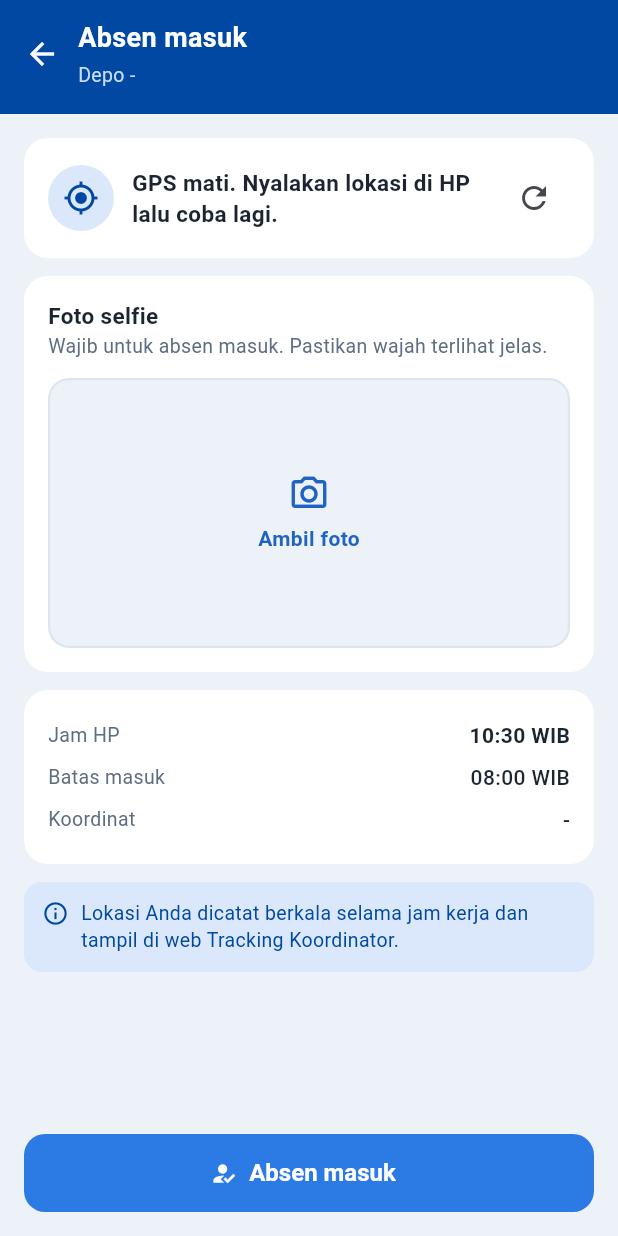
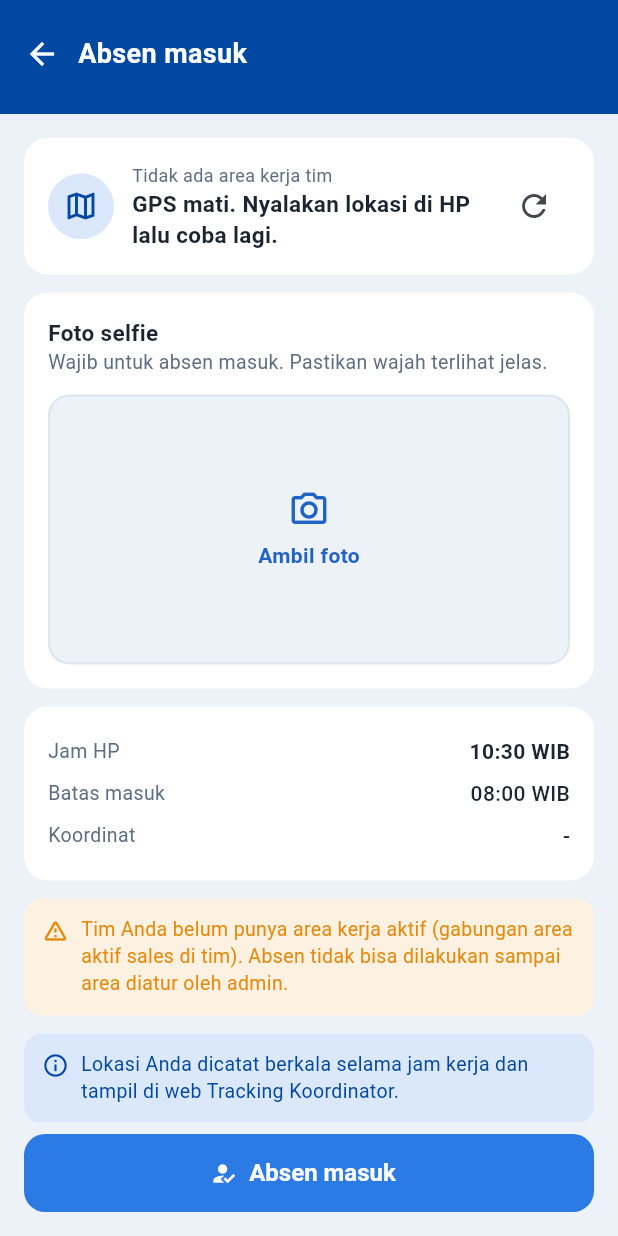
Before and after one commit to eristaufiqhidayat/enesis-mobile, a Flutter app: the AbsenKoordinatorScreen screen opened directly, on a phone screen of 412 x 824 dp. Run offline on Flutter 3.47's test engine with Material 3 defaults, Android fonts, the phone set to English and light mode, and no system bars; our stand-ins replace flutter_secure_storage, geolocator, image_picker, sqflite; accounts and stored records are empty.

Commit message:
Ganti acuan absen dari radius depo ke Master Area
Sejalan dengan keputusan product owner 28 Okt 2026 (PR #115 "satukan absen +
checkin depo" tidak di-merge): absen sales & koordinator sekarang divalidasi
terhadap Master Area (polygon), bukan radius titik depo. Checkin depo tetap
terpisah dan tetap pakai radius depo untuk ambil barang canvassing.

- lib/core/geo.dart (baru): point-in-polygon (ray casting) untuk memeriksa
  titik GPS ada di dalam salah satu area kerja.
- Hari.areaKerja / dalamAreaKerja: area aktif sales sendiri.
- Koordinator.areaKerja / dalamAreaKerja: gabungan area aktif tim (server
  yang menghitung union, HP hanya menerima daftar polygon jadi).
- Hari.absenDanCheckinDepo dipecah jadi absenMasuk() (area) dan
  checkinDepo() (radius depo, tidak berubah).
- Layar "Absen & checkin depo" dipecah jadi dua langkah/layar terpisah:
  AbsenScreen (area, selfie) dan CheckinDepoScreen (radius depo, baru) —
  karena area kerja sales bisa jauh dari depo, dua syarat lokasi ini bisa
  tidak terpenuhi bersamaan.
- AbsenKoordinatorScreen: validasi & tampilan jarak-ke-depo diganti jadi
  status di dalam/di luar area kerja tim.

Asumsi kontrak backend (BELUM diimplementasi di sisi server, perlu
disepakati): GET /config mengembalikan field baru `work_areas`, list
{id, name, polygon: [{lat, lng}, ...]} — untuk sales berisi area aktifnya
sendiri, untuk koordinator berisi gabungan area aktif seluruh sales di
timnya. Lihat claude/menu-absensi-master-area.md di project Enesis untuk
spec lengkap & hal yang masih perlu dikonfirmasi (toleransi tepi polygon,
performa, dsb).

Co-Authored-By: Claude Sonnet 5 <noreply@anthropic.com>
Claude-Session: https://claude.ai/code/session_01CS7EKufXD18gn8hU4fuYFm

```diff
--- a/lib/data/hari.dart
+++ b/lib/data/hari.dart
@@ -3,6 +3,7 @@ import 'package:uuid/uuid.dart';
 
 import '../core/api_client.dart';
 import '../core/format.dart';
+import '../core/geo.dart';
 import '../core/local_db.dart';
 import '../core/outbox.dart';
 import 'lokasi.dart';
@@ -132,6 +133,15 @@ class Hari extends ChangeNotifier {
   Map<String, dynamic> get depo => Map<String, dynamic>.from(config['depot'] as Map? ?? {});
   int get minimalTransaksi => (config['min_transaction_value'] as num?)?.toInt() ?? 35000;
   Map<String, dynamic> get target => Map<String, dynamic>.from(config['daily_targets'] as Map? ?? {});
+
+  /// Area kerja aktif sales (acuan absen, bukan checkin depo). Dari Master Area;
+  /// server yang mengirim polygon jadi, HP hanya memeriksa titik di dalam/luarnya.
+  List<Map<String, dynamic>> get areaKerja =>
+      List<Map<String, dynamic>>.from((config['work_areas'] as List? ?? []).map((e) => Map<String, dynamic>.from(e as Map)));
+
+  /// true bila [t] berada di dalam salah satu area kerja aktif. Sales tanpa area
+  /// kerja (areaKerja kosong) selalu false — tidak ada jalan pintas ke radius depo.
+  bool dalamAreaKerja(Titik t) => titikDalamSalahSatuArea(t.lat, t.lng, areaKerja);
 
   List<Map<String, dynamic>> get produk =>
       List<Map<String, dynamic>>.from((master['products'] as List? ?? []).map((e) => Map<String, dynamic>.from(e as Map)));
@@ -266,24 +276,24 @@ class Hari extends ChangeNotifier {
     return '@ref:$ref';
   }
 
-  /// Layar Absen: selfie → absen masuk → checkin depo (satu tombol seperti di mockup).
-  Future<bool> absenDanCheckinDepo(String fotoPath, Titik t) async {
-    var antri = false;
-
-    if (!sudahAbsen) {
+  /// Langkah 1 — Absen masuk: selfie + lokasi di dalam area kerja aktif (bukan
+  /// radius depo). Terpisah dari checkin depo karena area kerja sales bisa jauh
+  /// dari depo; checkin depo baru dicek saat sales sampai di gudang.
+  Future<bool> absenMasuk(String fotoPath, Titik t) async {
     final foto = await unggahFoto(fotoPath, 'selfie', 'Foto selfie absen');
-      antri |= (await outbox.submit(_post('attendances/check-in', 'Absen masuk', {...t.toJson(), 'photo_id': foto}))).queued;
+    final r = await outbox.submit(_post('attendances/check-in', 'Absen masuk', {...t.toJson(), 'photo_id': foto}));
     lokal['absen_at'] = DateTime.now().toIso8601String();
     await _simpanLokal();
+    return r.queued;
   }
 
-    if (!sudahCheckinDepo) {
-      antri |= (await outbox.submit(_post('depot-visits/check-in', 'Checkin depo', t.toJson()))).queued;
+  /// Langkah 2 — Checkin depo: lokasi di dalam radius depo (tidak berubah),
+  /// dilakukan saat sales tiba di gudang untuk ambil barang canvassing.
+  Future<bool> checkinDepo(Titik t) async {
+    final r = await outbox.submit(_post('depot-visits/check-in', 'Checkin depo', t.toJson()));
     lokal['depo_at'] = DateTime.now().toIso8601String();
     await _simpanLokal();
-    }
-
-    return antri;
+    return r.queued;
   }
 
   /// Terima barang canvassing. [diterima] = product_id -> (qty, alasan) untuk yang berselisih.
--- a/lib/data/koordinator.dart
+++ b/lib/data/koordinator.dart
@@ -3,6 +3,7 @@ import 'package:uuid/uuid.dart';
 
 import '../core/api_client.dart';
 import '../core/format.dart';
+import '../core/geo.dart';
 import '../core/local_db.dart';
 import '../core/outbox.dart';
 import 'lokasi.dart';
@@ -100,6 +101,14 @@ class Koordinator extends ChangeNotifier {
 
   Map<String, dynamic> get depo => Map<String, dynamic>.from(config['depot'] as Map? ?? {});
   int get radiusOutlet => (config['outlet_radius_m'] as num?)?.toInt() ?? 100;
+
+  /// Area kerja untuk absen koordinator = gabungan area aktif seluruh sales di
+  /// timnya (server yang menghitung union-nya, sama field `work_areas` dengan
+  /// sales). Tim tanpa area aktif → daftar kosong → absen selalu ditolak.
+  List<Map<String, dynamic>> get areaKerja =>
+      List<Map<String, dynamic>>.from((config['work_areas'] as List? ?? []).map((e) => Map<String, dynamic>.from(e as Map)));
+
+  bool dalamAreaKerja(Titik t) => titikDalamSalahSatuArea(t.lat, t.lng, areaKerja);
 
   bool get sudahAbsen => lokal['absen_at'] != null || absenServer != null;
   bool get sudahPulang => lokal['pulang_at'] != null || absenServer?['checked_out_at'] != null;
--- a/lib/ui/screens/absen_screen.dart
+++ b/lib/ui/screens/absen_screen.dart
@@ -7,7 +7,9 @@ import '../../data/lokasi.dart';
 import '../theme.dart';
 import '../widgets/umum.dart';
 
-/// 02 Absen & checkin depo: selfie + lokasi dalam radius depo, satu tombol.
+/// 02a Absen masuk: selfie + lokasi di dalam area kerja aktif sales (Master
+/// Area), bukan radius depo. Checkin depo (radius depo) ada di layar terpisah,
+/// [CheckinDepoScreen], karena area kerja sales bisa jauh dari gudang.
 class AbsenScreen extends StatefulWidget {
   const AbsenScreen({super.key});
 
@@ -44,23 +46,24 @@ class _AbsenScreenState extends State<AbsenScreen> {
   }
 
   Future<void> _simpan(Hari hari) async {
-    if (!hari.sudahAbsen && _foto == null) return tampilkanGalat(context, 'Ambil foto selfie dulu.');
+    if (_foto == null) return tampilkanGalat(context, 'Ambil foto selfie dulu.');
     final t = _titik;
     if (t == null) return tampilkanGalat(context, _galatLokasi ?? 'Lokasi belum didapat.');
     if (t.palsu) return tampilkanGalat(context, 'Lokasi palsu (mock location) terdeteksi. Matikan aplikasi pengubah lokasi.');
 
-    final jarak = _jarak(hari, t);
-    final radius = (hari.depo['radius_m'] as num?) ?? 100;
-    if (jarak != null && jarak > radius) {
-      return tampilkanGalat(context, 'Anda ${jarak.round()} m dari depo, batas ${radius.round()} m.');
+    if (hari.areaKerja.isEmpty) {
+      return tampilkanGalat(context, 'Anda belum punya area kerja aktif. Hubungi admin/koordinator.');
+    }
+    if (!hari.dalamAreaKerja(t)) {
+      return tampilkanGalat(context, 'Anda di luar area kerja. Pindah ke salah satu area aktif Anda lalu coba lagi.');
     }
 
     setState(() => _proses = true);
     try {
-      final antri = await hari.absenDanCheckinDepo(_foto ?? '', t);
+      final antri = await hari.absenMasuk(_foto!, t);
       if (!mounted) return;
       Navigator.of(context).pop();
-      tampilkanHasil(context, antri, 'Absen masuk & checkin depo tercatat.');
+      tampilkanHasil(context, antri, 'Absen masuk tercatat.');
     } catch (e) {
       if (mounted) tampilkanGalat(context, e);
     } finally {
@@ -68,25 +71,18 @@ class _AbsenScreenState extends State<AbsenScreen> {
     }
   }
 
-  double? _jarak(Hari hari, Titik t) {
-    final lat = hari.depo['lat'] as num?;
-    final lng = hari.depo['lng'] as num?;
-    return lat == null || lng == null ? null : t.jarakKe(lat.toDouble(), lng.toDouble());
-  }
-
   @override
   Widget build(BuildContext context) {
     final hari = context.watch<Hari>();
     final t = _titik;
-    final jarak = t == null ? null : _jarak(hari, t);
-    final radius = (hari.depo['radius_m'] as num?) ?? 100;
-    final dalam = jarak == null || jarak <= radius;
+    final areas = hari.areaKerja;
+    final dalam = t == null ? null : hari.dalamAreaKerja(t);
     final today = hari.config['today'] as Map? ?? {};
 
     return Scaffold(
       body: Column(
         children: [
-          const HeaderBiru(judul: 'Absen & checkin depo'),
+          const HeaderBiru(judul: 'Absen masuk'),
           Expanded(
             child: ListView(
               padding: const EdgeInsets.all(16),
@@ -96,26 +92,41 @@ class _AbsenScreenState extends State<AbsenScreen> {
                     children: [
                       CircleAvatar(
                         radius: 24,
-                        backgroundColor: dalam ? Warna.suksesMuda : Warna.bahayaMuda,
-                        child: Icon(Icons.warehouse_outlined, color: dalam ? Warna.sukses : Warna.bahaya),
+                        backgroundColor: dalam == true
+                            ? Warna.suksesMuda
+                            : dalam == false
+                                ? Warna.bahayaMuda
+                                : Warna.biruMuda,
+                        child: Icon(
+                          Icons.map_outlined,
+                          color: dalam == true
+                              ? Warna.sukses
+                              : dalam == false
+                                  ? Warna.bahaya
+                                  : Warna.biruTua,
+                        ),
                       ),
                       const SizedBox(width: 12),
                       Expanded(
                         child: Column(
                           crossAxisAlignment: CrossAxisAlignment.start,
                           children: [
-                            Text('Radius depo ${radius.round()} m', style: const TextStyle(fontSize: 12, color: Warna.redup)),
+                            Text(
+                              areas.isEmpty ? 'Tidak ada area kerja aktif' : '${areas.length} area kerja aktif',
+                              style: const TextStyle(fontSize: 12, color: Warna.redup),
+                            ),
                             Text(
                               _cari
                                   ? 'Mencari lokasi…'
                                   : t == null
                                       ? (_galatLokasi ?? 'Lokasi belum didapat')
-                                      : jarak == null
-                                          ? 'Koordinat depo belum diatur'
-                                          : 'Anda berada ${Fmt.jarak(jarak)} dari',
+                                      : areas.isEmpty
+                                          ? 'Belum punya area kerja'
+                                          : dalam == true
+                                              ? 'Anda di dalam area kerja'
+                                              : 'Anda di luar area kerja',
                               style: const TextStyle(fontSize: 15, fontWeight: FontWeight.w600),
                             ),
-                            Text('Depo ${hari.depo['name'] ?? '-'}', style: const TextStyle(fontSize: 13, color: Warna.redup)),
                           ],
                         ),
                       ),
@@ -124,7 +135,6 @@ class _AbsenScreenState extends State<AbsenScreen> {
                   ),
                 ),
                 const SizedBox(height: 12),
-                if (!hari.sudahAbsen) ...[
                 Kartu(
                   child: Column(
                     crossAxisAlignment: CrossAxisAlignment.stretch,
@@ -137,10 +147,6 @@ class _AbsenScreenState extends State<AbsenScreen> {
                   ),
                 ),
                 const SizedBox(height: 12),
-                ] else ...[
-                  const Catatan('Absen masuk sudah tercatat. Tinggal checkin depo.', jenis: JenisCatatan.sukses),
-                  const SizedBox(height: 12),
-                ],
                 Kartu(
                   child: Column(
                     children: [
@@ -157,6 +163,14 @@ class _AbsenScreenState extends State<AbsenScreen> {
                     padding: const EdgeInsets.only(bottom: 12),
                     child: Catatan('Hari ini ${today['holiday_name'] ?? 'bukan hari kerja'}. Absen akan ditolak server.', jenis: JenisCatatan.peringatan),
                   ),
+                if (areas.isEmpty)
+                  Padding(
+                    padding: const EdgeInsets.only(bottom: 12),
+                    child: Catatan(
+                      'Anda belum punya area kerja aktif di Master Area. Absen tidak bisa dilakukan sampai area diatur oleh admin/koordinator.',
+                      jenis: JenisCatatan.peringatan,
+                    ),
+                  ),
                 const Catatan('Tanpa sinyal? Absen tetap tersimpan di HP dan dikirim otomatis ke Enesis saat online.'),
               ],
             ),
@@ -166,7 +180,7 @@ class _AbsenScreenState extends State<AbsenScreen> {
             child: Padding(
               padding: const EdgeInsets.fromLTRB(16, 8, 16, 16),
               child: TombolUtama(
-                hari.sudahAbsen ? 'Checkin depo' : 'Absen masuk & checkin depo',
+                'Absen masuk',
                 ikon: Icons.how_to_reg,
                 proses: _proses,
                 onPressed: () => _simpan(hari),
--- a/lib/ui/screens/beranda_screen.dart
+++ b/lib/ui/screens/beranda_screen.dart
@@ -8,6 +8,7 @@ import '../../data/session.dart';
 import '../theme.dart';
 import '../widgets/umum.dart';
 import 'absen_screen.dart';
+import 'checkin_depo_screen.dart';
 import 'kunjungan_screen.dart';
 import 'terima_barang_screen.dart';
 import 'tutup_hari_screen.dart';
@@ -256,8 +257,12 @@ class _AksiBerikutnya extends StatelessWidget {
   Widget build(BuildContext context) {
     void buka(Widget layar) => Navigator.of(context).push(MaterialPageRoute(builder: (_) => layar));
 
-    if (!hari.sudahAbsen || !hari.sudahCheckinDepo) {
-      return _TombolBesar(ikon: Icons.how_to_reg_outlined, kecil: 'Langkah 1–2', besar: 'Absen masuk & checkin depo', onTap: () => buka(const AbsenScreen()));
+    if (!hari.sudahAbsen) {
+      return _TombolBesar(ikon: Icons.how_to_reg_outlined, kecil: 'Langkah 1', besar: 'Absen masuk', onTap: () => buka(const AbsenScreen()));
+    }
+
+    if (!hari.sudahCheckinDepo) {
+      return _TombolBesar(ikon: Icons.warehouse_outlined, kecil: 'Langkah 2', besar: 'Checkin depo', onTap: () => buka(const CheckinDepoScreen()));
     }
 
     if (!hari.sudahTerimaBarang) {
--- a/lib/ui/screens/koordinator/absen_koordinator_screen.dart
+++ b/lib/ui/screens/koordinator/absen_koordinator_screen.dart
@@ -43,12 +43,6 @@ class _AbsenKoordinatorScreenState extends State<AbsenKoordinatorScreen> {
     }
   }
 
-  double? _jarak(Koordinator koor, Titik t) {
-    final lat = koor.depo['lat'] as num?;
-    final lng = koor.depo['lng'] as num?;
-    return lat == null || lng == null ? null : t.jarakKe(lat.toDouble(), lng.toDouble());
-  }
-
   Future<void> _simpan(Koordinator koor) async {
     final pulang = koor.sudahAbsen;
     final t = _titik;
@@ -61,10 +55,11 @@ class _AbsenKoordinatorScreenState extends State<AbsenKoordinatorScreen> {
     if (t != null && t.palsu) return tampilkanGalat(context, 'Lokasi palsu (mock location) terdeteksi. Matikan aplikasi pengubah lokasi.');
 
     if (!pulang) {
-      final jarak = _jarak(koor, t!);
-      final radius = (koor.depo['radius_m'] as num?) ?? 100;
-      if (jarak != null && jarak > radius) {
-        return tampilkanGalat(context, 'Anda ${jarak.round()} m dari depo, batas ${radius.round()} m.');
+      if (koor.areaKerja.isEmpty) {
+        return tampilkanGalat(context, 'Tim Anda belum punya area kerja aktif. Hubungi admin.');
+      }
+      if (!koor.dalamAreaKerja(t!)) {
+        return tampilkanGalat(context, 'Anda di luar area kerja tim. Pindah ke salah satu area aktif tim Anda lalu coba lagi.');
       }
     }
 
@@ -86,13 +81,14 @@ class _AbsenKoordinatorScreenState extends State<AbsenKoordinatorScreen> {
     final koor = context.watch<Koordinator>();
     final pulang = koor.sudahAbsen;
     final t = _titik;
-    final jarak = t == null ? null : _jarak(koor, t);
+    final areas = koor.areaKerja;
+    final dalam = t == null ? null : koor.dalamAreaKerja(t);
     final today = koor.config['today'] as Map? ?? {};
 
     return Scaffold(
       body: Column(
         children: [
-          HeaderBiru(judul: pulang ? 'Absen pulang' : 'Absen masuk', subjudul: 'Depo ${koor.depo['name'] ?? '-'}'),
+          HeaderBiru(judul: pulang ? 'Absen pulang' : 'Absen masuk'),
           Expanded(
             child: ListView(
               padding: const EdgeInsets.all(16),
@@ -100,18 +96,51 @@ class _AbsenKoordinatorScreenState extends State<AbsenKoordinatorScreen> {
                 Kartu(
                   child: Row(
                     children: [
-                      const CircleAvatar(radius: 22, backgroundColor: Warna.biruMuda, child: Icon(Icons.my_location, color: Warna.biruTua)),
+                      CircleAvatar(
+                        radius: 22,
+                        backgroundColor: pulang
+                            ? Warna.biruMuda
+                            : dalam == true
+                                ? Warna.suksesMuda
+                                : dalam == false
+                                    ? Warna.bahayaMuda
+                                    : Warna.biruMuda,
+                        child: Icon(
+                          Icons.map_outlined,
+                          color: pulang
+                              ? Warna.biruTua
+                              : dalam == true
+                                  ? Warna.sukses
+                                  : dalam == false
+                                      ? Warna.bahaya
+                                      : Warna.biruTua,
+                        ),
+                      ),
                       const SizedBox(width: 12),
                       Expanded(
-                        child: Text(
+                        child: Column(
+                          crossAxisAlignment: CrossAxisAlignment.start,
+                          children: [
+                            if (!pulang)
+                              Text(
+                                areas.isEmpty ? 'Tidak ada area kerja tim' : '${areas.length} area kerja tim aktif',
+                                style: const TextStyle(fontSize: 12, color: Warna.redup),
+                              ),
+                            Text(
                               _cari
                                   ? 'Mencari lokasi…'
                                   : t == null
                                       ? (_galatLokasi ?? 'Lokasi belum didapat')
-                                  : jarak == null
+                                      : pulang
                                           ? 'Lokasi didapat (± ${t.akurasi.round()} m)'
-                                      : 'Anda ${Fmt.jarak(jarak)} dari depo',
+                                          : areas.isEmpty
+                                              ? 'Tim belum punya area kerja'
+                                              : dalam == true
+                                                  ? 'Anda di dalam area kerja tim'
+                                                  : 'Anda di luar area kerja tim',
                               style: const TextStyle(fontSize: 15, fontWeight: FontWeight.w600),
+                            ),
+                          ],
                         ),
                       ),
                       IconButton(onPressed: _cari ? null : _ambilLokasi, icon: const Icon(Icons.refresh), tooltip: 'Perbarui lokasi'),
@@ -152,6 +181,14 @@ class _AbsenKoordinatorScreenState extends State<AbsenKoordinatorScreen> {
                     padding: const EdgeInsets.only(bottom: 12),
                     child: Catatan('Hari ini ${today['holiday_name'] ?? 'bukan hari kerja'}. Absen akan ditolak server.', jenis: JenisCatatan.peringatan),
                   ),
+                if (!pulang && areas.isEmpty)
+                  Padding(
+                    padding: const EdgeInsets.only(bottom: 12),
+                    child: Catatan(
+                      'Tim Anda belum punya area kerja aktif (gabungan area aktif sales di tim). Absen tidak bisa dilakukan sampai area diatur oleh admin.',
+                      jenis: JenisCatatan.peringatan,
+                    ),
+                  ),
                 const Catatan('Lokasi Anda dicatat berkala selama jam kerja dan tampil di web Tracking Koordinator.'),
               ],
             ),
```
Also changed, not shown: lib/core/geo.dart (added, +47 -0 lines), lib/ui/screens/checkin_depo_screen.dart (added, +158 -0 lines). Lines whose indentation alone changed are shown as unchanged.
